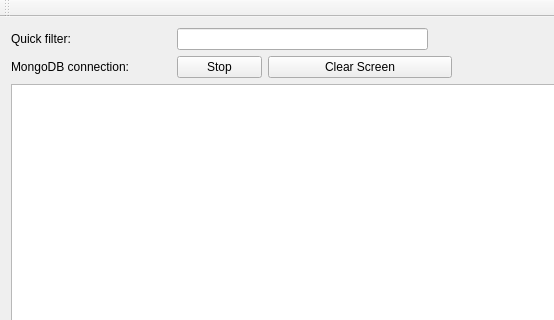
Qt form mainwindow.ui (kr0st/fpgui) before a commit; both pictures show x 0 to 554 and y 0 to 320 of the 1101 by 720 pixel window.
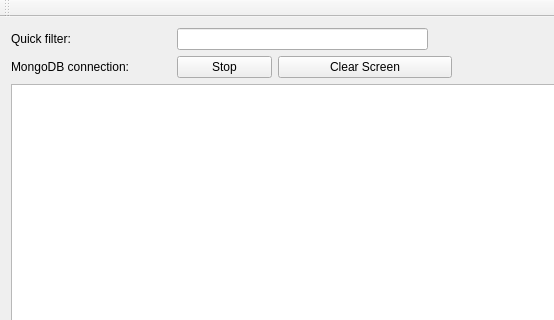
The same form after that commit.

Commit message: Made stop/resume button functional.

The edit to the form file:
```diff
--- a/mainwindow.ui
+++ b/mainwindow.ui
@@ -76,7 +76,7 @@
          <widget class="QPushButton" name="connection_button">
           <property name="minimumSize">
            <size>
-            <width>85</width>
+            <width>95</width>
             <height>0</height>
            </size>
           </property>
@@ -89,7 +89,7 @@
          <widget class="QPushButton" name="clear_button">
           <property name="minimumSize">
            <size>
-            <width>184</width>
+            <width>174</width>
             <height>0</height>
            </size>
           </property>
```
The commit also changes 6 other files.
